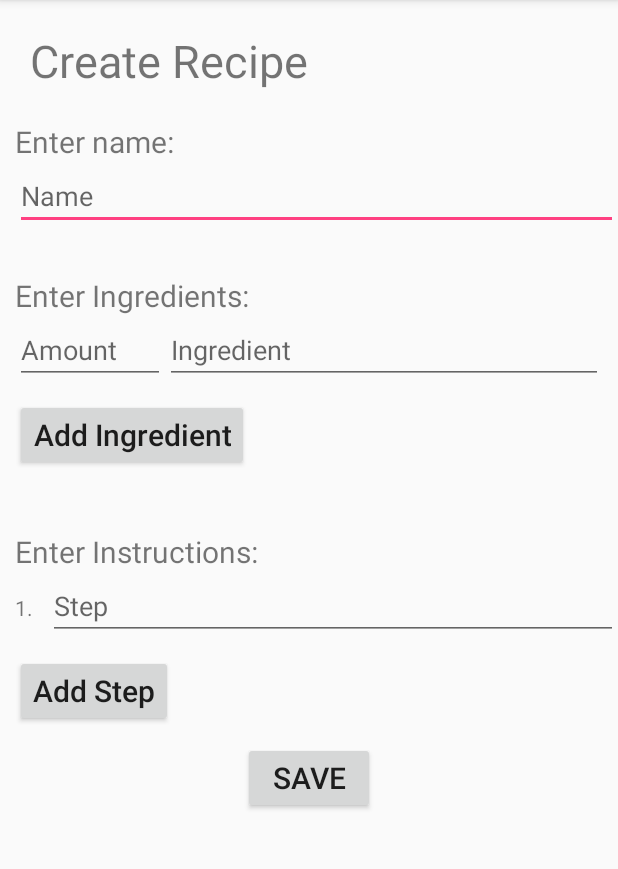
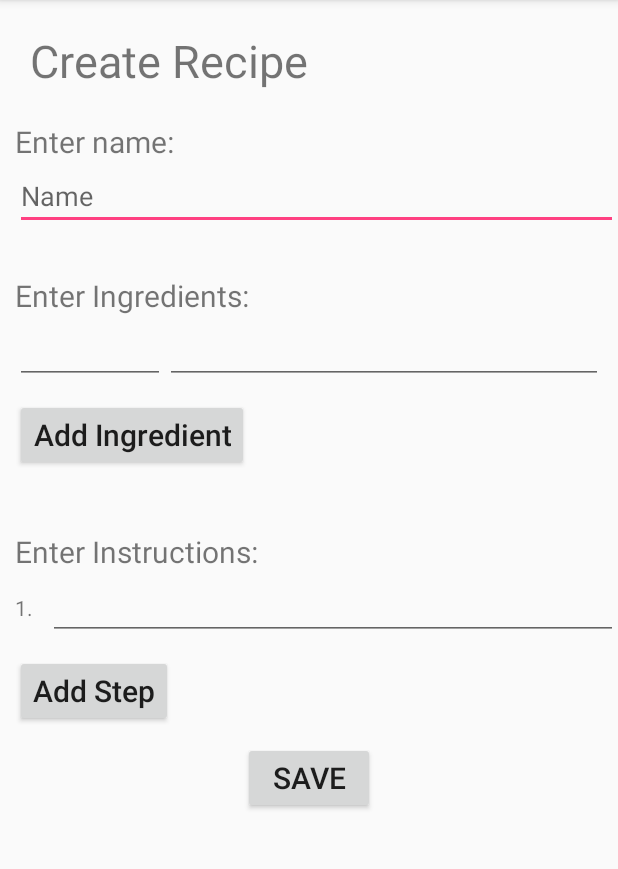
Before and after one commit to JadeMM/MealPlannerApp, an Android app: the AddRecipe screen opened directly, with no data from a screen before it, on a phone screen of 412 x 824 dp, the part 84-953 px from its top. Run offline under Robolectric (Android 15) with nearby library versions, the phone set to English and light mode, and no system bars.

Commit message:
Small changes

```diff
--- a/MealFinder/app/src/main/res/layout/add_recipe.xml
+++ b/MealFinder/app/src/main/res/layout/add_recipe.xml
@@ -70,6 +70,7 @@
                 android:layout_width="100dp"
                 android:layout_height="wrap_content"
                 android:hint="Amount"
+                android:text=" "
                 android:inputType="textEmailAddress"/>
 
             <EditText
@@ -79,6 +80,7 @@
                 android:layout_weight="1"
                 android:layout_height="wrap_content"
                 android:hint="Ingredient"
+                android:text=" "
                 android:inputType="textEmailAddress"/>
         </LinearLayout>
 
@@ -98,6 +100,7 @@
                 android:layout_width="100dp"
                 android:layout_height="wrap_content"
                 android:hint="Amount"
+                android:text=" "
                 android:inputType="textEmailAddress"/>
 
             <EditText
@@ -107,6 +110,7 @@
                 android:layout_weight="1"
                 android:layout_height="wrap_content"
                 android:hint="Ingredient"
+                android:text=" "
                 android:inputType="textEmailAddress"/>
         </LinearLayout>
 
@@ -126,6 +130,7 @@
                 android:layout_width="100dp"
                 android:layout_height="wrap_content"
                 android:hint="Amount"
+                android:text=" "
                 android:inputType="textEmailAddress"/>
 
             <EditText
@@ -135,6 +140,7 @@
                 android:layout_weight="1"
                 android:layout_height="wrap_content"
                 android:hint="Ingredient"
+                android:text=" "
                 android:inputType="textEmailAddress"/>
         </LinearLayout>
 
@@ -154,6 +160,7 @@
                 android:layout_width="100dp"
                 android:layout_height="wrap_content"
                 android:hint="Amount"
+                android:text=" "
                 android:inputType="textEmailAddress"/>
 
             <EditText
@@ -163,6 +170,7 @@
                 android:layout_weight="1"
                 android:layout_height="wrap_content"
                 android:hint="Ingredient"
+                android:text=" "
                 android:inputType="textEmailAddress"/>
         </LinearLayout>
 
@@ -182,6 +190,7 @@
                 android:layout_width="100dp"
                 android:layout_height="wrap_content"
                 android:hint="Amount"
+                android:text=" "
                 android:inputType="textEmailAddress"/>
 
             <EditText
@@ -191,6 +200,7 @@
                 android:layout_weight="1"
                 android:layout_height="wrap_content"
                 android:hint="Ingredient"
+                android:text=" "
                 android:inputType="textEmailAddress"/>
         </LinearLayout>
     </LinearLayout>
@@ -248,6 +258,7 @@
                 android:layout_width="match_parent"
                 android:layout_height="wrap_content"
                 android:hint="Step"
+                android:text=" "
                 android:inputType="textEmailAddress"/>
 
         </LinearLayout>
@@ -274,6 +285,7 @@
                 android:layout_width="match_parent"
                 android:layout_height="wrap_content"
                 android:hint="Step"
+                android:text=" "
                 android:inputType="textEmailAddress"/>
 
         </LinearLayout>
@@ -300,6 +312,7 @@
                 android:layout_width="match_parent"
                 android:layout_height="wrap_content"
                 android:hint="Step"
+                android:text=" "
                 android:inputType="textEmailAddress"/>
 
         </LinearLayout>
@@ -326,6 +339,7 @@
                 android:layout_width="match_parent"
                 android:layout_height="wrap_content"
                 android:hint="Step"
+                android:text=" "
                 android:inputType="textEmailAddress"/>
 
         </LinearLayout>
@@ -352,6 +366,7 @@
                 android:layout_width="match_parent"
                 android:layout_height="wrap_content"
                 android:hint="Step"
+                android:text=" "
                 android:inputType="textEmailAddress"/>
 
         </LinearLayout>
```
